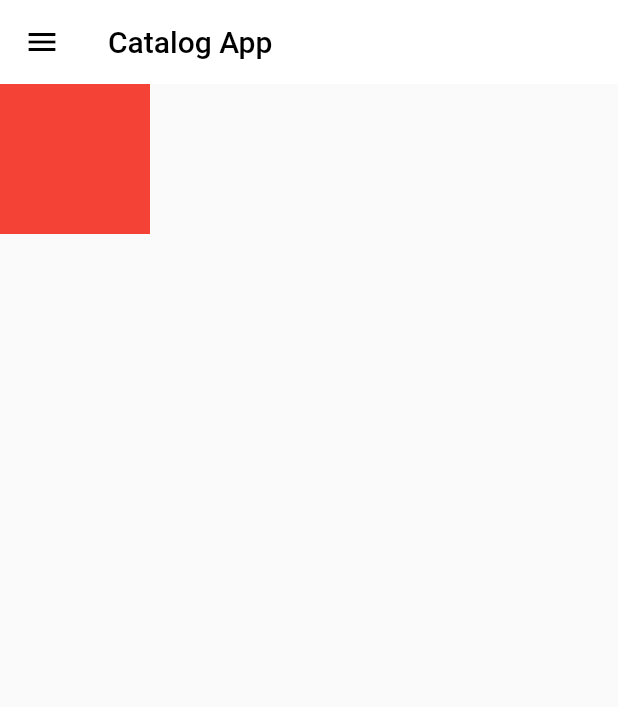
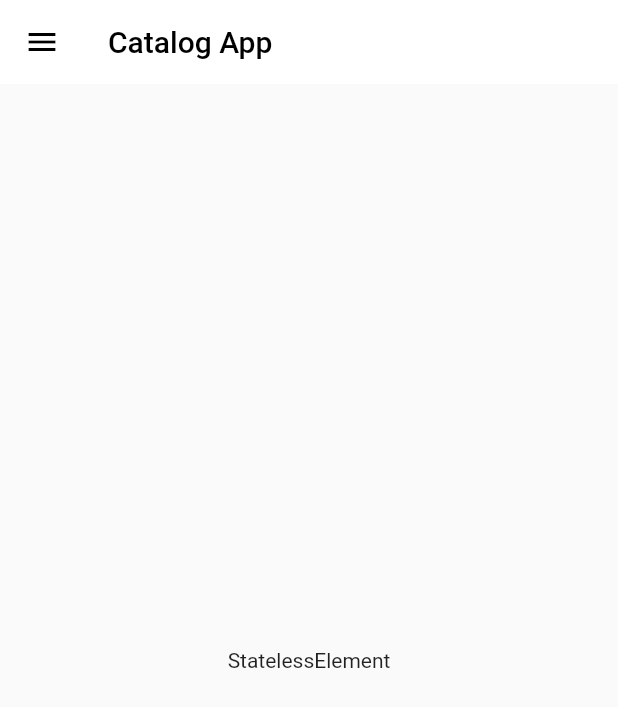
Before and after one commit to Roopam-Agr/30DaysOfFlutter, a Flutter app: the screen it shows after launch, on a phone screen of 412 x 824 dp. Shown: the top 707 px of the screen. Run offline on Flutter 3.47's test engine with Material 2 defaults, Android fonts, the phone set to English and light mode, and no system bars; our stand-ins replace google_fonts; Roboto replaces fonts that are missing (Ubuntu).

Commit message:
day 11 completed

```diff
--- a/lib/pages/home_page.dart
+++ b/lib/pages/home_page.dart
@@ -15,20 +15,9 @@ class HomePage extends StatelessWidget {
           'Catalog App',
         ),
       ),
-      body: Container(
-        // height: 400,
-        // width: 400,
-        constraints: BoxConstraints(
-          minHeight: 70,
-          maxHeight: 200,
-          minWidth: 70,
-          maxWidth: 200,
-        ),
-        color: Colors.green,
+      body: Center(
         child: Container(
-          height: 100,
-          width: 100,
-          color: Colors.red,
+          child: Text(context.runtimeType.toString()),
         ),
       ),
       drawer: MyDrawer(),
```
